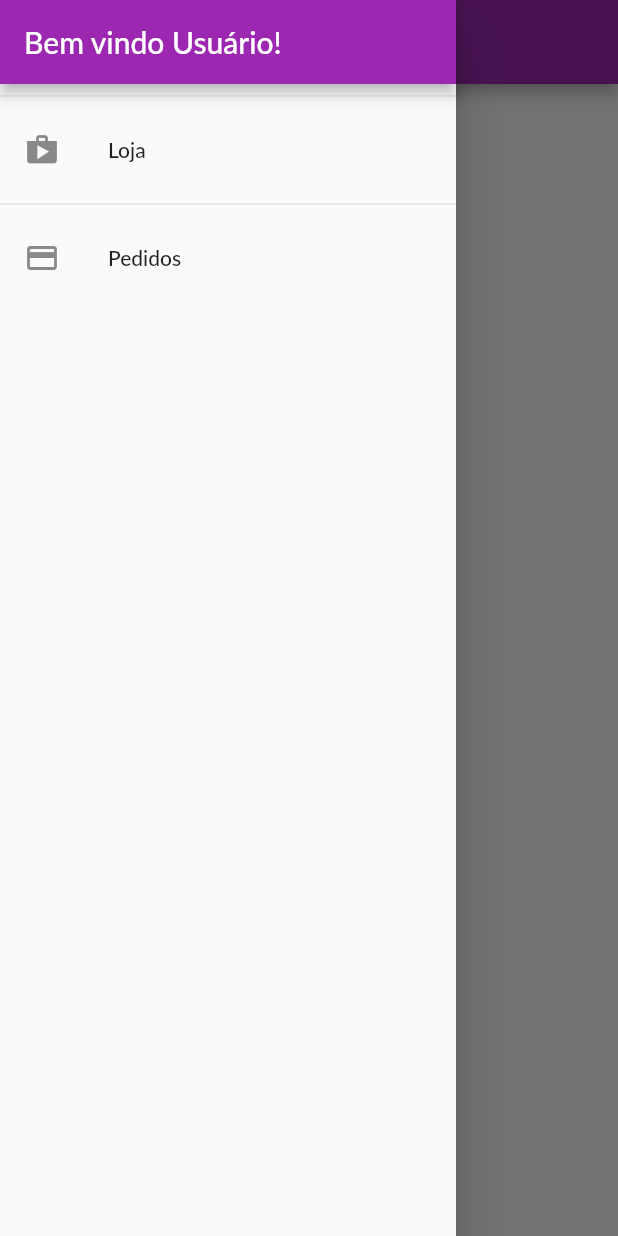
After one commit to barrosDalex/FlutterIn, a Flutter app: the OrdersPage screen opened by its route, with the side drawer open, on a phone screen of 412 x 824 dp. The commit adds this screen. Run offline on Flutter 3.47's test engine with Material 2 defaults, Android fonts, the phone set to English and light mode, and no system bars; our stand-ins replace flip_card; network calls fail; Roboto replaces fonts that are missing (Lato).

Commit message:
class 248 and fixed bug

```diff
--- /dev/null
+++ b/forin/lib/components/app_drawer.dart
@@ -0,0 +1,40 @@
+import 'package:flutter/material.dart';
+import '../utils/app_routes.dart';
+
+class AppDrawer extends StatelessWidget {
+  const AppDrawer({Key? key}) : super(key: key);
+
+  @override
+  Widget build(BuildContext context) {
+    return Drawer(
+      child: Column(
+        children: [
+          AppBar(
+            title: const Text('Bem vindo Usuário!'),
+            automaticallyImplyLeading: false,
+          ),
+          const Divider(),
+          ListTile(
+            leading: const Icon(Icons.shop),
+            title: const Text('Loja'),
+            onTap: () {
+              Navigator.of(context).pushReplacementNamed(
+                AppRoutes.home,
+              );
+            },
+          ),
+          const Divider(),
+          ListTile(
+            leading: const Icon(Icons.payment),
+            title: const Text('Pedidos'),
+            onTap: () {
+              Navigator.of(context).pushReplacementNamed(
+                AppRoutes.orders,
+              );
+            },
+          ),
+        ],
+      ),
+    );
+  }
+}
--- /dev/null
+++ b/forin/lib/models/order.dart
@@ -0,0 +1,15 @@
+import '../models/cart_item.dart';
+
+class Order {
+  final String id;
+  final double total;
+  final List<CartItem> products;
+  final DateTime date;
+
+  Order({
+    required this.id,
+    required this.total,
+    required this.products,
+    required this.date,
+  });
+}
--- /dev/null
+++ b/forin/lib/models/order_list.dart
@@ -0,0 +1,32 @@
+import 'dart:math';
+import 'package:flutter/material.dart';
+import '../models/cart.dart';
+import '../models/order.dart';
+
+class OrderList with ChangeNotifier {
+  final List<Order> _items = [];
+
+  List<Order> get items {
+    return [..._items];
+  }
+
+  int get itemsCount {
+    return _items.length;
+  }
+
+  void addOrder(Cart cart) {
+    if (cart.items.isNotEmpty) {
+      _items.insert(
+        0,
+        Order(
+          id: Random().nextDouble().toString(),
+          total: cart.totalAmount,
+          date: DateTime.now(),
+          products: cart.items.values.toList(),
+        ),
+      );
+
+      notifyListeners();
+    }
+  }
+}
--- /dev/null
+++ b/forin/lib/pages/orders_page.dart
@@ -0,0 +1,25 @@
+import 'package:flutter/material.dart';
+import 'package:provider/provider.dart';
+import '../components/app_drawer.dart';
+import '../components/order.dart';
+import '../models/order_list.dart';
+
+class OrdersPage extends StatelessWidget {
+  const OrdersPage({Key? key}) : super(key: key);
+
+  @override
+  Widget build(BuildContext context) {
+    final OrderList orders = Provider.of(context);
+
+    return Scaffold(
+      appBar: AppBar(
+        title: const Text('Meus Pedidos'),
+      ),
+      drawer: const AppDrawer(),
+      body: ListView.builder(
+        itemCount: orders.itemsCount,
+        itemBuilder: (ctx, i) => OrderWidget(order: orders.items[i]),
+      ),
+    );
+  }
+}
--- a/forin/lib/pages/products_overview_page.dart
+++ b/forin/lib/pages/products_overview_page.dart
@@ -1,5 +1,6 @@
 import 'package:flutter/material.dart';
 import 'package:provider/provider.dart';
+import '../components/app_drawer.dart';
 import '../components/badge.dart';
 import '../components/product_grid.dart';
 import '../models/cart.dart';
@@ -63,6 +64,7 @@ class _ProductsOverviewPageState extends State<ProductsOverviewPage> {
         ],
       ),
       body: ProductGrid(_showFavoriteOnly),
+      drawer: const AppDrawer(),
     );
   }
 }
--- a/forin/lib/utils/app_routes.dart
+++ b/forin/lib/utils/app_routes.dart
@@ -1,4 +1,6 @@
 class AppRoutes {
+  static const home = '/';
   static const productDetail = '/product-detail';
   static const cart = '/cart';
+  static const orders = '/orders';
 }
```
Also changed, not shown: forin/lib/components/cart_item.dart (+27 -1 lines), forin/lib/components/order.dart (added, +76 -0 lines), forin/lib/components/product_grid.dart (+2 -6 lines), forin/lib/main.dart (+8 -1 lines), forin/lib/pages/cart_page.dart (+10 -2 lines), forin/lib/pages/product_detail_page.dart (+31 -0 lines).
